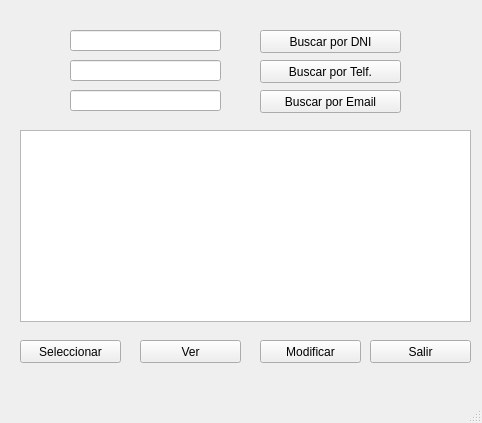
First picture: the form in FreeWork/ADECUA/AppFinalQt/ClientManage.ui, repository epdelasheras/PYTHON, before the edit.
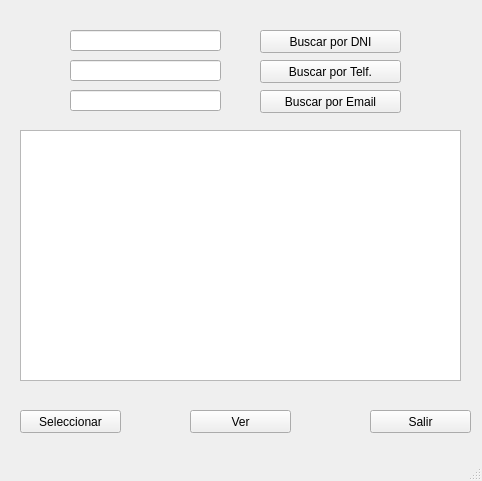
Second picture: the form after the edit.

Commit message: improve the windows client handling with more functionalities

The edit to the form file:
```diff
--- a/FreeWork/ADECUA/AppFinalQt/ClientManage.ui
+++ b/FreeWork/ADECUA/AppFinalQt/ClientManage.ui
@@ -7,9 +7,15 @@
     <x>0</x>
     <y>0</y>
     <width>482</width>
-    <height>423</height>
+    <height>481</height>
    </rect>
   </property>
+  <property name="maximumSize">
+   <size>
+    <width>482</width>
+    <height>482</height>
+   </size>
+  </property>
   <property name="windowTitle">
    <string>MainWindow</string>
   </property>
@@ -68,8 +74,8 @@
      <rect>
       <x>20</x>
       <y>130</y>
-      <width>451</width>
-      <height>192</height>
+      <width>441</width>
+      <height>251</height>
      </rect>
     </property>
    </widget>
@@ -77,7 +83,7 @@
     <property name="geometry">
      <rect>
       <x>20</x>
-      <y>340</y>
+      <y>410</y>
       <width>101</width>
       <height>23</height>
      </rect>
@@ -89,8 +95,8 @@
    <widget class="QPushButton" name="ButtonView">
     <property name="geometry">
      <rect>
-      <x>140</x>
-      <y>340</y>
+      <x>190</x>
+      <y>410</y>
       <width>101</width>
       <height>23</height>
      </rect>
@@ -99,19 +105,6 @@
      <string>Ver</string>
     </property>
    </widget>
-   <widget class="QPushButton" name="ButtonEdit">
-    <property name="geometry">
-     <rect>
-      <x>260</x>
-      <y>340</y>
-      <width>101</width>
-      <height>23</height>
-     </rect>
-    </property>
-    <property name="text">
-     <string>Modificar</string>
-    </property>
-   </widget>
    <widget class="QPushButton" name="ButtonSearchPhone">
     <property name="geometry">
      <rect>
@@ -142,7 +135,7 @@
     <property name="geometry">
      <rect>
       <x>370</x>
-      <y>340</y>
+      <y>410</y>
       <width>101</width>
       <height>23</height>
      </rect>
```
The commit also changes 6 other files.
